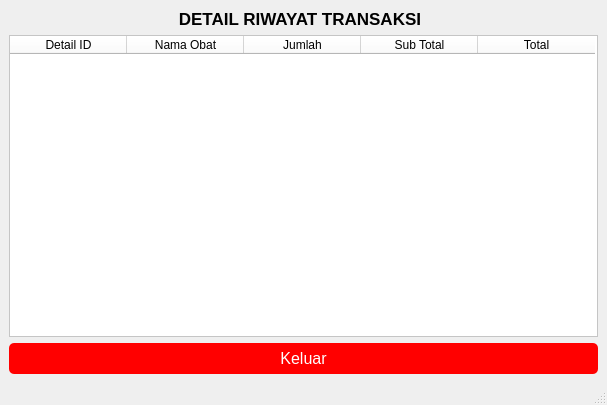
Before: the Qt Designer form frontend/detailRiwayatTransaksi.ui in RN-1986/Aplikasi-apotek, drawn with Qt 5.
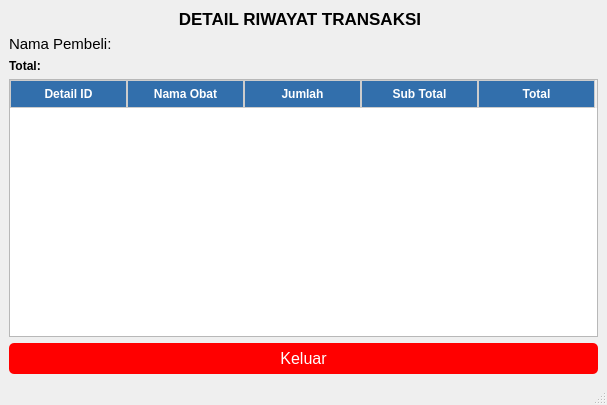
After: the same form once the commit is applied.

What changed in the file:
```diff
--- a/frontend/detailRiwayatTransaksi.ui
+++ b/frontend/detailRiwayatTransaksi.ui
@@ -31,10 +31,48 @@
       </property>
      </widget>
     </item>
+    <item>
+     <widget class="QLabel" name="label_2">
+      <property name="font">
+       <font>
+        <pointsize>11</pointsize>
+       </font>
+      </property>
+      <property name="text">
+       <string>Nama Pembeli:</string>
+      </property>
+     </widget>
+    </item>
+    <item>
+     <widget class="QLabel" name="label_3">
+      <property name="font">
+       <font>
+        <family>Segoe UI</family>
+        <pointsize>9</pointsize>
+        <italic>false</italic>
+        <bold>true</bold>
+       </font>
+      </property>
+      <property name="styleSheet">
+       <string notr="true">font: 700 9pt &quot;Segoe UI&quot;;</string>
+      </property>
+      <property name="text">
+       <string>Total:</string>
+      </property>
+     </widget>
+    </item>
     <item>
      <widget class="QTableWidget" name="tableWidget">
       <property name="styleSheet">
-       <string notr="true">background-color: rgb(255, 255, 255);</string>
+       <string notr="true">QHeaderView::section {
+    
+	background-color: rgb(50, 111, 172);
+    color: white;
+    font-weight: bold;
+    padding: 4px;
+    border: 1px solid #ccc;
+}
+</string>
       </property>
       <attribute name="horizontalHeaderDefaultSectionSize">
        <number>117</number>
```
